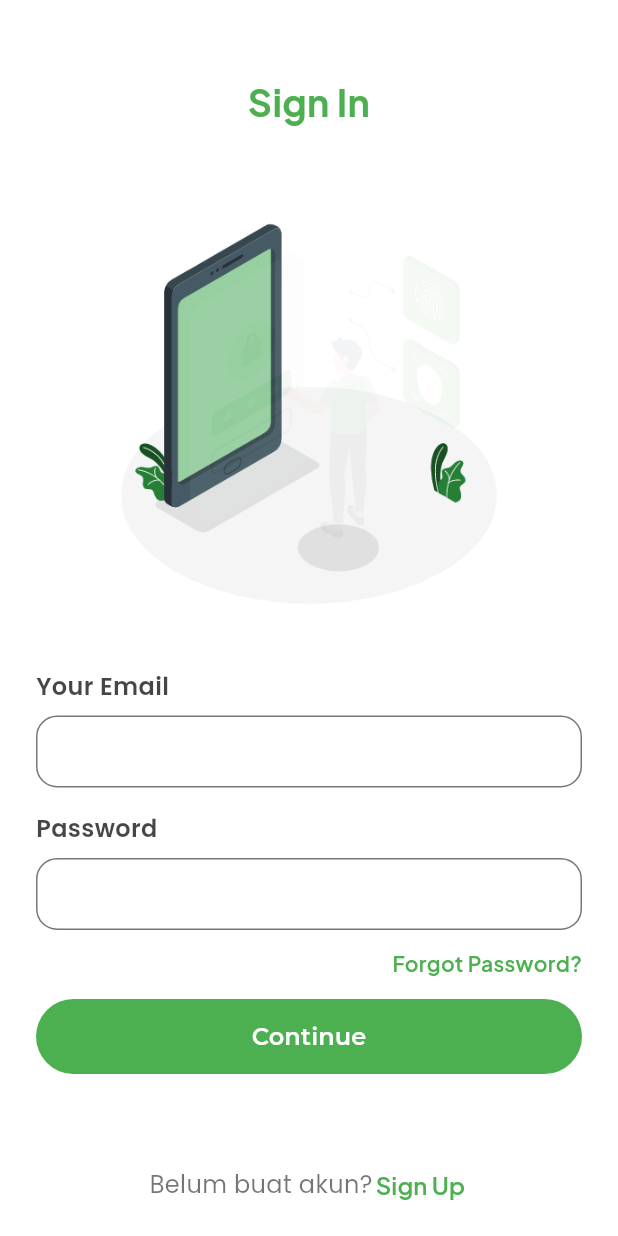
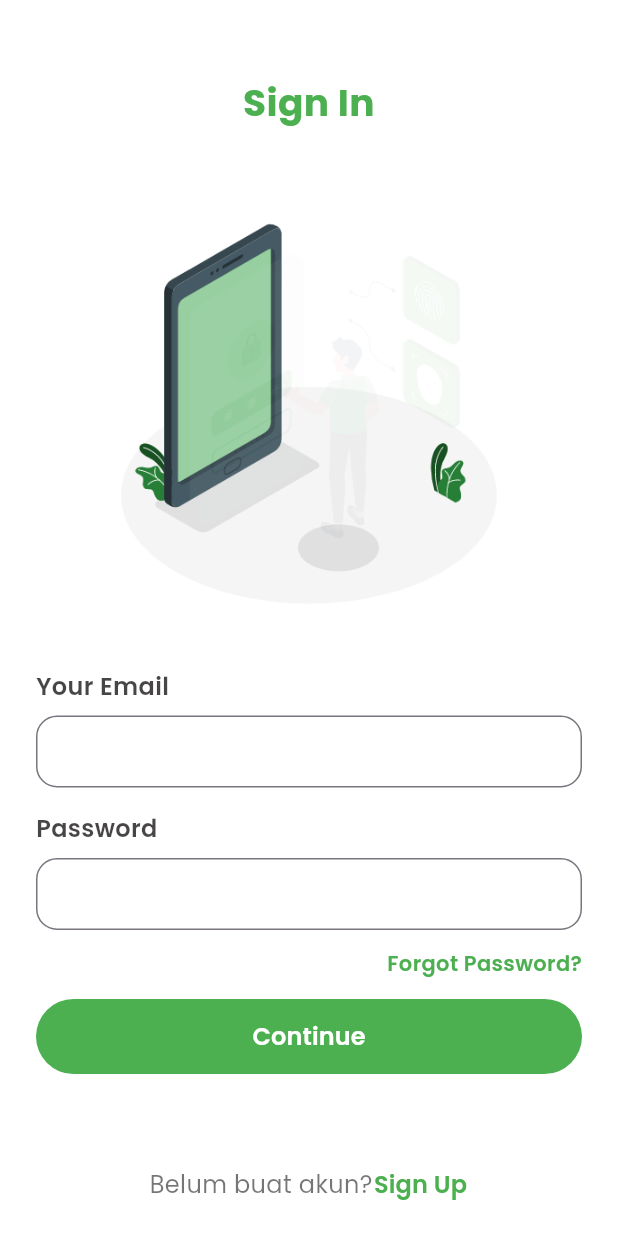
Before and after one commit to mahesyasn18/NutriMotionMobile, a Flutter app: the LandingPage screen opened by its route, after a tap on "Sign In", on a phone screen of 412 x 824 dp. Run offline on Flutter 3.47's test engine with Material 3 defaults, Android fonts, the phone set to English and light mode, and no system bars; our stand-ins replace carousel_slider, google_fonts.

Commit message:
fix: error in theme

```diff
--- a/lib/main.dart
+++ b/lib/main.dart
@@ -3,6 +3,7 @@
 import 'package:nutrimotion/ui/pages/landing_page.dart';
 import 'package:nutrimotion/ui/pages/onboarding_page.dart';
 import 'package:nutrimotion/ui/pages/signin_page.dart';
+import 'package:nutrimotion/ui/pages/signup_page.dart';
 import 'package:nutrimotion/ui/pages/splash_page.dart';
 
 void main() => runApp(const MyApp());
@@ -21,7 +22,7 @@
           iconTheme: IconThemeData(
             color: blackColor,
           ),
-          titleTextStyle: blackPrimaryTextStyle.copyWith(
+          titleTextStyle: blackPoppinsTextStyle.copyWith(
               fontSize: 20, fontWeight: semiBold),
         ),
       ),
@@ -30,6 +31,7 @@
         '/onboarding': (context) => const OnboardingPage(),
         '/landing': (context) => const LandingPage(),
         '/sign-in': (context) => const SignInPage(),
+        '/sign-up': (context) => const SignUpPage(),
       },
     );
   }
--- a/lib/shared/theme.dart
+++ b/lib/shared/theme.dart
@@ -10,27 +10,19 @@
 Color grayColor = const Color(0xffA6A9AB);
 Color redColor = const Color(0xffEC6767);
 
-TextStyle blackPrimaryTextStyle = GoogleFonts.plusJakartaSans(
+TextStyle blackPoppinsTextStyle = GoogleFonts.poppins(
   color: blackColor,
 );
 
-TextStyle blackPrimaryPoppinsTextStyle = GoogleFonts.poppins(
-  color: blackColor,
-);
-
-TextStyle greenPrimaryTextStyle = GoogleFonts.plusJakartaSans(
+TextStyle greenPoppinsTextStyle = GoogleFonts.poppins(
   color: greenColor,
 );
 
-TextStyle greenSecondaryTextStyle = GoogleFonts.montserrat(
-  color: greenColor,
-);
-
-TextStyle darkGreenPrimaryTextStyle = GoogleFonts.montserrat(
+TextStyle darkGreenPoppinsPrimaryTextStyle = GoogleFonts.poppins(
   color: darkGreenColor,
 );
 
-TextStyle secondaryBlackTextStyle = GoogleFonts.montserrat(
+TextStyle GrayPoppinsTextStyle = GoogleFonts.poppins(
   color: blackSecondaryColor,
 );
 
@@ -38,7 +30,7 @@
   color: blackSecondaryColor,
 );
 
-TextStyle whiteTextStyle = GoogleFonts.montserrat(
+TextStyle whitePoppinsTextStyle = GoogleFonts.poppins(
   color: whiteColor,
 );
 
--- a/lib/ui/pages/landing_page.dart
+++ b/lib/ui/pages/landing_page.dart
@@ -15,7 +15,7 @@
             padding: const EdgeInsets.only(top: 100, left: 32),
             child: Text(
               'Hello,',
-              style: greenPrimaryTextStyle.copyWith(
+              style: greenPoppinsTextStyle.copyWith(
                   fontWeight: extraBold, fontSize: 38),
             ),
           ),
@@ -23,7 +23,7 @@
             padding: const EdgeInsets.only(left: 32),
             child: Text(
               'Siap hidup sehat dengan NutriMotions?',
-              style: blackPrimaryTextStyle.copyWith(fontSize: 20),
+              style: blackPoppinsTextStyle.copyWith(fontSize: 20),
             ),
           ),
           const SizedBox(
@@ -43,7 +43,7 @@
             child: Text(
               'Mari ikuti kami untuk\nbantu anda menjadi\nlebih sehat',
               textAlign: TextAlign.center,
-              style: blackPrimaryTextStyle.copyWith(fontSize: 22),
+              style: blackPoppinsTextStyle.copyWith(fontSize: 22),
             ),
           ),
           SizedBox(
@@ -69,6 +69,9 @@
               title: 'Sign Up',
               width: 360,
               height: 58,
+              onPressed: () {
+                Navigator.pushNamed(context, '/sign-up');
+              },
             ),
           ),
         ],
--- a/lib/ui/pages/onboarding_page.dart
+++ b/lib/ui/pages/onboarding_page.dart
@@ -79,7 +79,7 @@
                   ),
                   Text(
                     titles[currentIndex],
-                    style: blackPrimaryTextStyle.copyWith(
+                    style: blackPoppinsTextStyle.copyWith(
                       fontSize: 20,
                       fontWeight: extraBold,
                     ),
@@ -90,7 +90,7 @@
                   ),
                   Text(
                     subtitles[currentIndex],
-                    style: secondaryBlackTextStyle.copyWith(
+                    style: GrayPoppinsTextStyle.copyWith(
                       fontSize: 16,
                     ),
                     textAlign: TextAlign.center,
--- a/lib/ui/pages/signin_page.dart
+++ b/lib/ui/pages/signin_page.dart
@@ -18,7 +18,7 @@
             ),
             Text(
               'Sign In',
-              style: greenPrimaryTextStyle.copyWith(
+              style: greenPoppinsTextStyle.copyWith(
                 fontWeight: bold,
                 fontSize: 25,
               ),
@@ -54,7 +54,7 @@
               alignment: Alignment.centerRight,
               child: Text(
                 'Forgot Password?',
-                style: greenPrimaryTextStyle.copyWith(
+                style: greenPoppinsTextStyle.copyWith(
                     fontSize: 14, fontWeight: semiBold),
               ),
             ),
--- a/lib/ui/pages/splash_page.dart
+++ b/lib/ui/pages/splash_page.dart
@@ -55,12 +55,12 @@
                   children: [
                     TextSpan(
                       text: 'Nutri',
-                      style: greenPrimaryTextStyle.copyWith(
+                      style: greenPoppinsTextStyle.copyWith(
                           fontSize: 36, fontWeight: black),
                     ),
                     TextSpan(
                       text: 'Motion',
-                      style: blackPrimaryTextStyle.copyWith(
+                      style: blackPoppinsTextStyle.copyWith(
                           fontSize: 36, fontWeight: extraBold),
                     ),
                   ],
--- a/lib/ui/widgets/custom_button.dart
+++ b/lib/ui/widgets/custom_button.dart
@@ -28,7 +28,8 @@
                   borderRadius: BorderRadius.circular(56))),
           child: Text(
             title,
-            style: whiteTextStyle.copyWith(fontSize: 16, fontWeight: semiBold),
+            style: whitePoppinsTextStyle.copyWith(
+                fontSize: 16, fontWeight: semiBold),
           )),
     );
   }
@@ -61,7 +62,7 @@
                       side: BorderSide(color: greenColor)))),
           child: Text(
             title,
-            style: greenPrimaryTextStyle.copyWith(
+            style: greenPoppinsTextStyle.copyWith(
                 fontSize: 16, fontWeight: regular),
           )),
     );
@@ -88,7 +89,7 @@
         style: TextButton.styleFrom(padding: EdgeInsets.zero),
         child: Text(
           title,
-          style: greenPrimaryTextStyle.copyWith(
+          style: greenPoppinsTextStyle.copyWith(
               fontSize: 16, fontWeight: semiBold),
         ));
   }
--- a/lib/ui/widgets/custom_form.dart
+++ b/lib/ui/widgets/custom_form.dart
@@ -19,7 +19,7 @@
       children: [
         Text(
           title,
-          style: blackPrimaryPoppinsTextStyle.copyWith(
+          style: blackPoppinsTextStyle.copyWith(
             fontWeight: semiBold,
             fontSize: 16,
           ),
```
Also changed, not shown: lib/ui/pages/signup_page.dart (added, +10 -0 lines).
